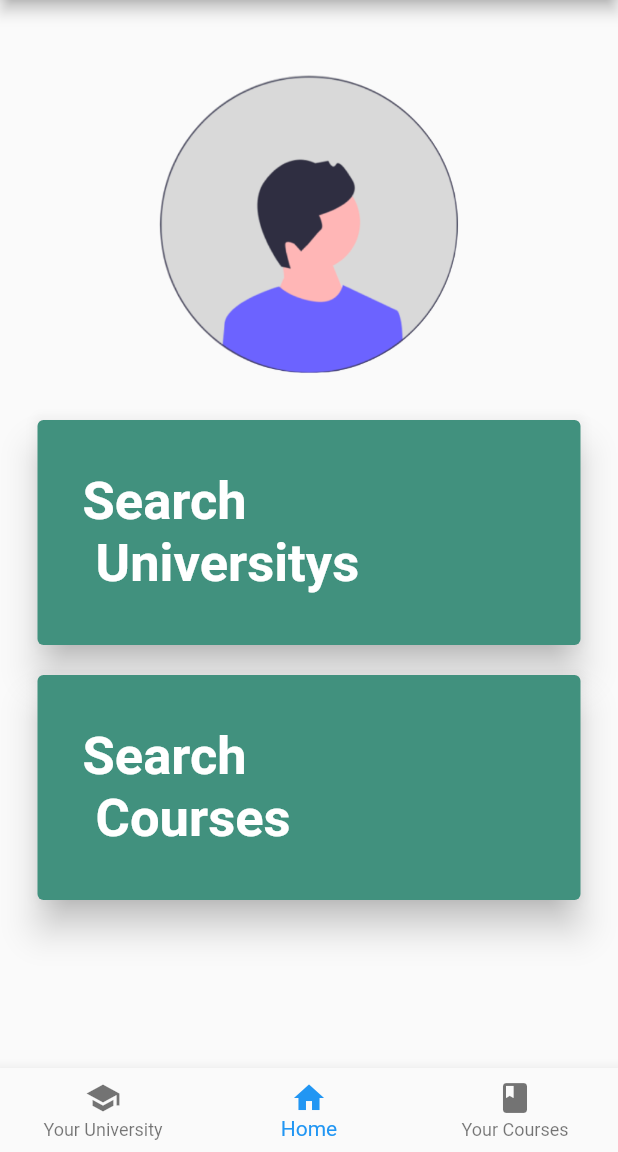
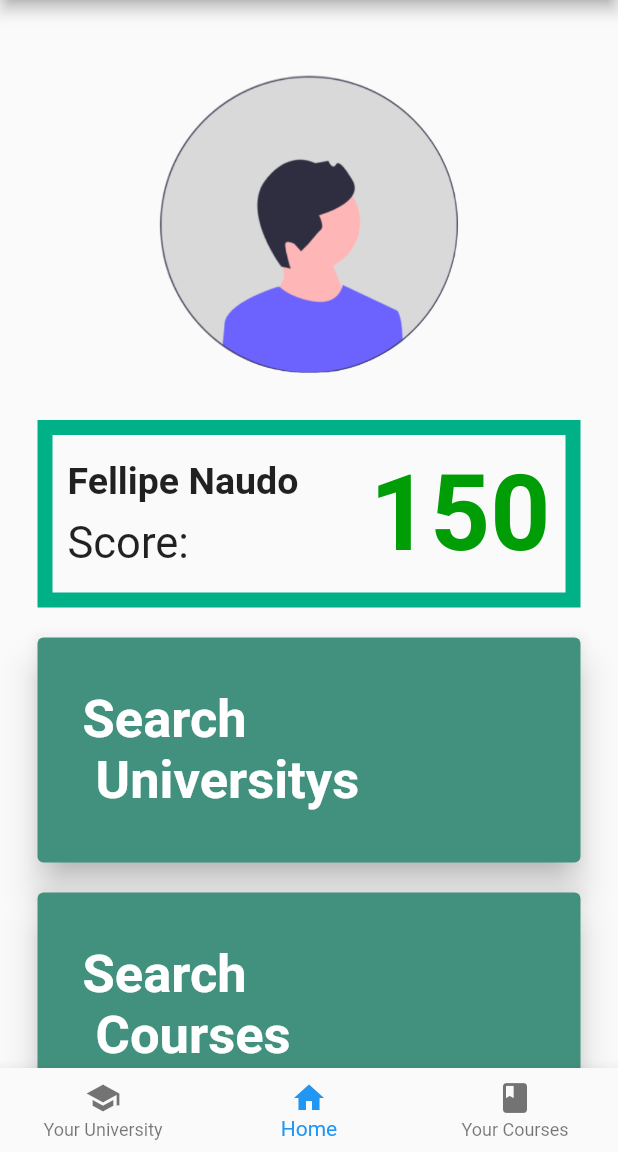
Before and after one commit to naudofp/devnet-frontend, a Flutter app: the screen it shows after launch, after a tap on "Sign in", on a phone screen of 412 x 824 dp, the part 84-1236 px from its top. Run offline on Flutter 3.47's test engine with Material 2 defaults, Android fonts, the phone set to English and light mode, and no system bars; our stand-ins replace shared_preferences; missing offline and left inert: custom_signin_buttons.

Commit message:
Update HomePageStudent

```diff
--- a/lib/app/components/card_home_student.dart
+++ b/lib/app/components/card_home_student.dart
@@ -11,7 +11,9 @@ class CardHomeStudent extends StatelessWidget {
 
   @override
   Widget build(BuildContext context) {
-    return ElevatedButton(
+    return Padding(
+      padding: const EdgeInsets.only(top: 20),
+      child: ElevatedButton(
           child: Text(text),
           onPressed: () {
             Navigator.of(context).pushNamed(route);
@@ -25,6 +27,7 @@ class CardHomeStudent extends StatelessWidget {
               ),
               elevation: 10,
               padding: EdgeInsets.only(left: 30),
-            alignment: Alignment.centerLeft));
+              alignment: Alignment.centerLeft)),
+    );
   }
 }
--- /dev/null
+++ b/lib/app/components/card_outline_border.dart
@@ -0,0 +1,49 @@
+import 'package:flutter/material.dart';
+import 'package:schooltech/app/controller/app_controller.dart';
+
+class CardOutlineBorder extends StatelessWidget {
+  final String title;
+  final String subtitle;
+  final double sizeTitle;
+  final double sizeSubtitle;
+
+  const CardOutlineBorder({
+    required this.title,
+    required this.subtitle,
+    required this.sizeTitle,
+    required this.sizeSubtitle,
+  });
+
+  @override
+  Widget build(BuildContext context) {
+    return Padding(
+      padding: const EdgeInsets.only(top: 18),
+      child: InkWell(
+        onTap: () {},
+        child: Container(
+          width: MediaQuery.of(context).size.width,
+          height: 70,
+          child: Padding(
+            padding: const EdgeInsets.all(15),
+            child: Row(
+              mainAxisAlignment: MainAxisAlignment.spaceBetween,
+              children: [
+                Text(
+                  title,
+                  style: TextStyle(fontSize: sizeTitle),
+                ),
+                Text(subtitle, style: TextStyle(fontSize: sizeSubtitle))
+              ],
+            ),
+          ),
+          decoration: BoxDecoration(
+              border: Border.all(
+                  width: 1,
+                  color: AppController.instance.isDark
+                      ? Colors.white
+                      : Colors.black)),
+        ),
+      ),
+    );
+  }
+}
--- a/lib/app/view/core/your_courses_view.dart
+++ b/lib/app/view/core/your_courses_view.dart
@@ -1,6 +1,8 @@
 import 'package:flutter/cupertino.dart';
+import 'package:flutter/material.dart';
 import 'package:flutter/src/widgets/container.dart';
 import 'package:flutter/src/widgets/framework.dart';
+import 'package:schooltech/app/components/card_outline_border.dart';
 
 class YourCourses extends StatelessWidget {
   const YourCourses({super.key});
@@ -8,7 +10,38 @@ class YourCourses extends StatelessWidget {
   @override
   Widget build(BuildContext context) {
     return Container(
-      child: Center(child: Text('Your Courses')),
+      child: Padding(
+        padding:
+            const EdgeInsets.only(top: 50, left: 25, right: 25, bottom: 10),
+        child: Column(
+          children: [
+            Center(
+                child: Text(
+              'Your Courses',
+              style: TextStyle(fontSize: 30),
+            )),
+            SizedBox(height: 50),
+            CardOutlineBorder(
+              title: 'Java',
+              subtitle: 'Alura',
+              sizeTitle: 20,
+              sizeSubtitle: 20,
+            ),
+            CardOutlineBorder(
+              title: 'UI/UX',
+              subtitle: 'Alura',
+              sizeTitle: 20,
+              sizeSubtitle: 20,
+            ),
+            CardOutlineBorder(
+              title: 'Python',
+              subtitle: 'Entra21',
+              sizeTitle: 20,
+              sizeSubtitle: 20,
+            )
+          ],
+        ),
+      ),
     );
   }
 }
--- a/lib/app/view/login/login_page.dart
+++ b/lib/app/view/login/login_page.dart
@@ -23,7 +23,8 @@ class LoginState extends State<LoginPage> {
             height: 800,
             alignment: Alignment.center,
             child: Padding(
-              padding: EdgeInsets.all(28.0),
+              padding:
+                  EdgeInsets.only(top: 25, left: 10, right: 10, bottom: 25),
               child: Form(
                 key: formKey,
                 child: Card(
--- /dev/null
+++ b/lib/app/view/student/home_page_view.dart
@@ -0,0 +1,89 @@
+import 'package:flutter/material.dart';
+import 'package:schooltech/app/components/card_home_student.dart';
+import 'package:schooltech/app/controller/app_controller.dart';
+import 'package:schooltech/app/view/student/home_student.dart';
+
+class HomePageStudentView extends StatelessWidget {
+  const HomePageStudentView({super.key});
+
+  @override
+  Widget build(BuildContext context) {
+    return Scaffold(
+      body: SingleChildScrollView(
+        child: Padding(
+          padding:
+              const EdgeInsets.only(top: 50, left: 25, right: 25, bottom: 30),
+          child: Column(
+            children: [
+              Container(
+                  alignment: Alignment.topCenter,
+                  child: Image.asset(
+                    'assets/images/avatar_male.png',
+                    width: 200,
+                    height: 200,
+                  )),
+              SizedBox(
+                height: 30,
+              ),
+              CardScore(),
+              CardHomeStudent(
+                text: 'Search \n Universitys',
+                route: '/search-univeristys',
+              ),
+              CardHomeStudent(
+                text: 'Search \n Courses',
+                route: '/search-courses',
+              ),
+            ],
+          ),
+        ),
+      ),
+    );
+  }
+}
+
+class CardScore extends StatelessWidget {
+  const CardScore({super.key});
+
+  @override
+  Widget build(BuildContext context) {
+    return Container(
+      width: 600,
+      height: 125,
+      decoration: BoxDecoration(
+          border:
+              Border.all(color: Color.fromARGB(255, 0, 177, 136), width: 10)),
+      child: Padding(
+        padding: const EdgeInsets.all(10.0),
+        child: Row(
+          mainAxisAlignment: MainAxisAlignment.spaceBetween,
+          children: [
+            Column(
+              crossAxisAlignment: CrossAxisAlignment.start,
+              mainAxisAlignment: MainAxisAlignment.center,
+              children: [
+                Text(
+                  'Fellipe Naudo',
+                  style: TextStyle(fontSize: 25, fontWeight: FontWeight.bold),
+                ),
+                SizedBox(
+                  height: 10,
+                ),
+                Text('Score: ',
+                    style:
+                        TextStyle(fontSize: 29, fontWeight: FontWeight.w400)),
+              ],
+            ),
+            Text('150',
+                style: TextStyle(
+                    fontSize: 70,
+                    fontWeight: FontWeight.bold,
+                    color: AppController.instance.isDark
+                        ? Color.fromARGB(255, 49, 255, 56)
+                        : Color.fromARGB(255, 1, 157, 6))),
+          ],
+        ),
+      ),
+    );
+  }
+}
--- a/lib/app/view/student/home_student.dart
+++ b/lib/app/view/student/home_student.dart
@@ -1,6 +1,6 @@
 import 'package:flutter/material.dart';
 import 'package:schooltech/app/view/core/your_courses_view.dart';
-import 'package:schooltech/app/view/student/home_student_view.dart';
+import 'package:schooltech/app/view/student/home_page_view.dart';
 import 'package:schooltech/app/view/student/universityStudent/your_university_view.dart';
 import 'package:schooltech/app/controller/app_controller.dart';
 
@@ -12,6 +12,7 @@ class HomeStudent extends StatefulWidget {
 }
 
 class HomeStudentState extends State<HomeStudent> {
+  static HomeStudent instance = HomeStudent();
   int currentOption = 1;
 
   @override
@@ -44,7 +45,7 @@ class HomeStudentState extends State<HomeStudent> {
         ),
         body: IndexedStack(
           index: currentOption,
-          children: [YourUniversity(), HomeStudentView(), YourCourses()],
+          children: [YourUniversity(), HomePageStudentView(), YourCourses()],
         ));
   }
 }
--- a/lib/app/view/student/home_student_view.dart
+++ /dev/null
@@ -1,43 +0,0 @@
-import 'package:flutter/material.dart';
-import 'package:schooltech/app/components/card_home_student.dart';
-
-class HomeStudentView extends StatelessWidget {
-  const HomeStudentView({super.key});
-
-  @override
-  Widget build(BuildContext context) {
-    return Scaffold(
-      body: SingleChildScrollView(
-        child: Padding(
-          padding:
-              const EdgeInsets.only(top: 50, left: 25, right: 25, bottom: 10),
-          child: Column(
-            children: [
-              Container(
-                  alignment: Alignment.topCenter,
-                  child: Image.asset(
-                    'assets/images/avatar_male.png',
-                    width: 200,
-                    height: 200,
-                  )),
-              SizedBox(
-                height: 30,
-              ),
-              CardHomeStudent(
-                text: 'Search \n Universitys',
-                route: '/search-univeristys',
-              ),
-              SizedBox(
-                height: 20,
-              ),
-              CardHomeStudent(
-                text: 'Search \n Courses',
-                route: '/search-courses',
-              ),
-            ],
-          ),
-        ),
-      ),
-    );
-  }
-}
```
Also changed, not shown: lib/app_widget.dart (+7 -4 lines). Lines whose indentation alone changed are shown as unchanged.
